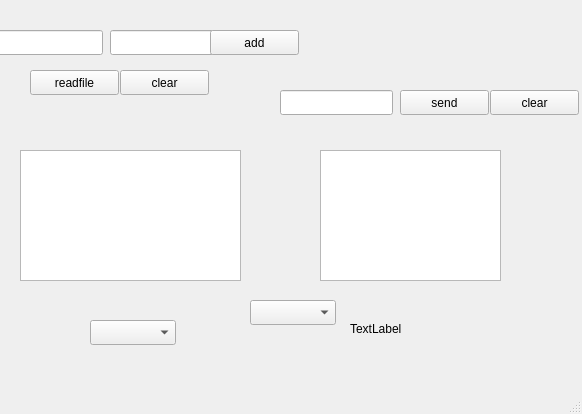
The window that debugwindow.ui (truongkutetk97/qt5_finalproject) describes before a commit, drawn with Qt 5.
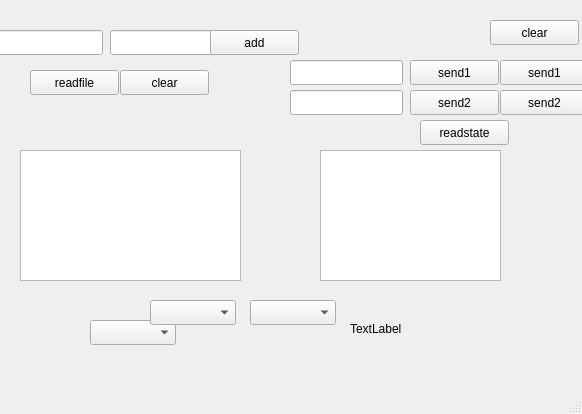
The same window after the commit.

```diff
--- a/debugwindow.ui
+++ b/debugwindow.ui
@@ -70,8 +70,8 @@
    <widget class="QLineEdit" name="lineEdit_3">
     <property name="geometry">
      <rect>
-      <x>280</x>
-      <y>90</y>
+      <x>290</x>
+      <y>60</y>
       <width>113</width>
       <height>25</height>
      </rect>
@@ -139,21 +139,21 @@
    <widget class="QPushButton" name="pushButton_4">
     <property name="geometry">
      <rect>
-      <x>400</x>
-      <y>90</y>
+      <x>410</x>
+      <y>60</y>
       <width>89</width>
       <height>25</height>
      </rect>
     </property>
     <property name="text">
-     <string>send</string>
+     <string>send1</string>
     </property>
    </widget>
    <widget class="QPushButton" name="pushButton_6">
     <property name="geometry">
      <rect>
       <x>490</x>
-      <y>90</y>
+      <y>20</y>
       <width>89</width>
       <height>25</height>
      </rect>
@@ -162,6 +162,78 @@
      <string>clear</string>
     </property>
    </widget>
+   <widget class="QComboBox" name="comboBox_3">
+    <property name="geometry">
+     <rect>
+      <x>150</x>
+      <y>300</y>
+      <width>86</width>
+      <height>25</height>
+     </rect>
+    </property>
+   </widget>
+   <widget class="QPushButton" name="pushButton_5">
+    <property name="geometry">
+     <rect>
+      <x>420</x>
+      <y>120</y>
+      <width>89</width>
+      <height>25</height>
+     </rect>
+    </property>
+    <property name="text">
+     <string>readstate</string>
+    </property>
+   </widget>
+   <widget class="QPushButton" name="pushButton_7">
+    <property name="geometry">
+     <rect>
+      <x>410</x>
+      <y>90</y>
+      <width>89</width>
+      <height>25</height>
+     </rect>
+    </property>
+    <property name="text">
+     <string>send2</string>
+    </property>
+   </widget>
+   <widget class="QLineEdit" name="lineEdit_4">
+    <property name="geometry">
+     <rect>
+      <x>290</x>
+      <y>90</y>
+      <width>113</width>
+      <height>25</height>
+     </rect>
+    </property>
+   </widget>
+   <widget class="QPushButton" name="pushButton_8">
+    <property name="geometry">
+     <rect>
+      <x>500</x>
+      <y>60</y>
+      <width>89</width>
+      <height>25</height>
+     </rect>
+    </property>
+    <property name="text">
+     <string>send1</string>
+    </property>
+   </widget>
+   <widget class="QPushButton" name="pushButton_9">
+    <property name="geometry">
+     <rect>
+      <x>500</x>
+      <y>90</y>
+      <width>89</width>
+      <height>25</height>
+     </rect>
+    </property>
+    <property name="text">
+     <string>send2</string>
+    </property>
+   </widget>
   </widget>
   <widget class="QMenuBar" name="menubar">
    <property name="geometry">
```
